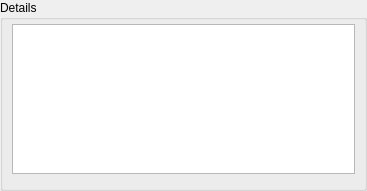
Old version of the form Updater/KpkUpdateDetails.ui in the repository KDE/apper.
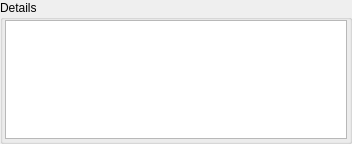
New version of the form. Custom widgets are drawn as their Qt base class.

The edit to the form file:
```diff
--- a/Updater/KpkUpdateDetails.ui
+++ b/Updater/KpkUpdateDetails.ui
@@ -1,12 +1,12 @@
 <ui version="4.0" >
  <class>KpkUpdateDetails</class>
- <widget class="QWidget" name="KpkUpdateDetails" >
-  <property name="geometry" >
+ <widget class="QWidget" name="KpkUpdateDetails">
+  <property name="geometry">
    <rect>
     <x>0</x>
     <y>0</y>
-    <width>367</width>
-    <height>191</height>
+    <width>352</width>
+    <height>144</height>
    </rect>
   </property>
   <layout class="QGridLayout" name="gridLayout_2" >
@@ -18,16 +18,25 @@
      <property name="title" >
       <string>Details</string>
      </property>
-     <layout class="QGridLayout" name="gridLayout" >
-      <property name="topMargin" >
+     <layout class="QGridLayout" name="gridLayout">
+      <property name="leftMargin">
+       <number>2</number>
+      </property>
+      <property name="topMargin">
        <number>0</number>
       </property>
-      <item row="0" column="0" >
-       <widget class="KTextBrowser" name="descriptionKTB" >
-        <property name="maximumSize" >
+      <property name="rightMargin">
+       <number>2</number>
+      </property>
+      <property name="bottomMargin">
+       <number>2</number>
+      </property>
+      <item row="0" column="0">
+       <widget class="KTextBrowser" name="descriptionKTB">
+        <property name="maximumSize">
          <size>
           <width>16777215</width>
-          <height>150</height>
+          <height>120</height>
          </size>
         </property>
        </widget>
```
Left out of the diff: 13 changed lines with no effect on the pictures.
